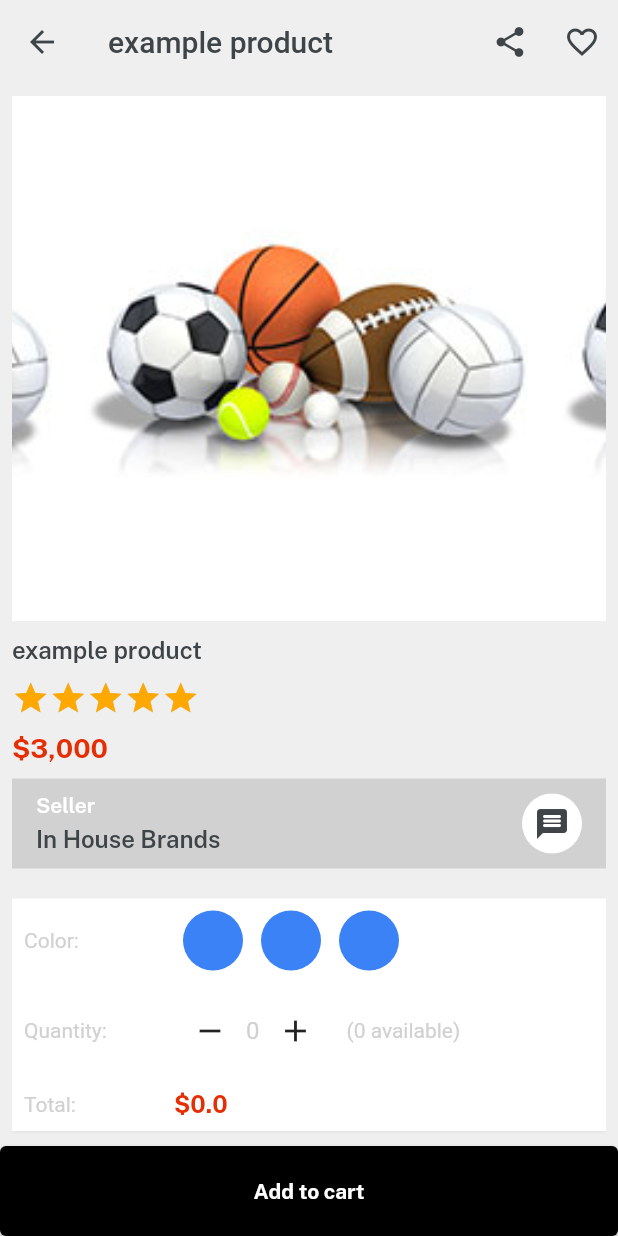
After one commit to Yahya123-hub/SE-Project, a Flutter app: the productDetails screen opened directly, on a phone screen of 412 x 824 dp. The commit adds this screen. Run offline on Flutter 3.47's test engine with Material 2 defaults, Android fonts, the phone set to English and light mode, and no system bars; drawn by our look-alikes of velocity_x; our stand-ins replace get.

Commit message:
Add Product detail screen

```diff
--- a/lib/consts/lists.dart
+++ b/lib/consts/lists.dart
@@ -25,3 +25,6 @@ imgFc5,
 imgFc6,
 imgFc7,
 imgFc8, imgFc9];
+
+const itemDetailButtonsList =
+[video, reviews, privacyPolicy, returnpolicy, supportPolicy];
--- a/lib/consts/strings.dart
+++ b/lib/consts/strings.dart
@@ -43,3 +43,12 @@ sports = "Sports",
 jewelery = "Jewelery",
 cellphone = "Cellphone & Tab",
 furniture = "Furniture";
+
+//product details strings
+const
+video ="Video",
+reviews = "Reviews",
+sellerpolicy = "Seller Policy",
+returnpolicy = "Return Policy",
+supportPolicy = "Support Policy",
+productsYouMayAlsoLike = "Products you may also like";
--- a/lib/main.dart
+++ b/lib/main.dart
@@ -1,6 +1,8 @@
+import 'package:ecommerce_app/consts/consts.dart';
 import 'package:ecommerce_app/views/splash_screen/splash_screen.dart';
 import 'package:flutter/material.dart';
 import 'package:get/get_navigation/src/root/get_material_app.dart';
+import 'package:ecommerce_app/consts/styles.dart';
 
 void main() {
   runApp(const MyApp());
@@ -18,7 +20,14 @@ class MyApp extends StatelessWidget {
       title: 'E-commerce App',
       theme: ThemeData(
         scaffoldBackgroundColor: Colors.transparent,
-        appBarTheme: const AppBarTheme(backgroundColor: Colors.transparent)
+        appBarTheme: const AppBarTheme(
+          iconTheme: IconThemeData(
+            color: darkFontGrey
+          ),
+          backgroundColor: Colors.transparent,
+          elevation: 0.0,
+
+        )
 
 
       ),
--- a/lib/views/categories/category_items.dart
+++ b/lib/views/categories/category_items.dart
@@ -1,6 +1,8 @@
 import 'package:ecommerce_app/consts/consts.dart';
+import 'package:ecommerce_app/views/categories/product_details.dart';
 import 'package:ecommerce_app/widgets/background.dart';
 import 'package:flutter/material.dart';
+import 'package:get/get.dart';
 
 
 class categoryDetails extends StatelessWidget {
@@ -48,7 +50,9 @@ class categoryDetails extends StatelessWidget {
                       10.heightBox,
                       "\$600".text.color(redColor).fontFamily(bold).size(16).make()
                   ],
-                ).box.white.margin(const EdgeInsets.symmetric(horizontal: 4)).roundedSM.outerShadowSm.padding(const EdgeInsets.all(12)).make();
+                ).box.white.margin(const EdgeInsets.symmetric(horizontal: 4)).roundedSM.outerShadowSm.padding(const EdgeInsets.all(12)).make().onTap(() {
+                  Get.to(()=>productDetails(title: "example product"));
+                });
 
               }))
             ],
--- /dev/null
+++ b/lib/views/categories/product_details.dart
@@ -0,0 +1,182 @@
+import 'package:ecommerce_app/consts/colors.dart';
+import 'package:ecommerce_app/consts/consts.dart';
+import 'package:ecommerce_app/consts/lists.dart';
+import 'package:ecommerce_app/widgets/button.dart';
+import 'package:flutter/material.dart';
+
+class productDetails extends StatelessWidget {
+  final String? title;
+  const productDetails({Key? key, required this.title}):super(key:key);
+
+  @override
+  Widget build(BuildContext context) {
+    return Scaffold(
+      backgroundColor: lightGrey,
+      appBar: AppBar(
+        title: title!.text.color(darkFontGrey).make(),
+        actions: [
+          IconButton(onPressed: (){}, icon: const Icon(Icons.share,color: darkFontGrey,)),
+          IconButton(onPressed: (){}, icon: const Icon(Icons.favorite_outline,color: darkFontGrey,)),
+        ],
+      ),
+      body: Column(
+        children: [
+          Expanded(child: Padding(
+            padding: const EdgeInsets.all(8),
+            child: SingleChildScrollView(
+              child: Column(
+                crossAxisAlignment: CrossAxisAlignment.start,
+                children: [
+                  //image swiper
+                  VxSwiper.builder(
+                    autoPlay: true,
+                    height: 350,
+                    aspectRatio: 16/9,
+                    itemCount: 3, itemBuilder: (content,index){
+                    return Image.asset(imgFc5,width : double.infinity,fit: BoxFit.cover);
+                  }),
+
+                  10.heightBox,
+                  title!.text.size(16).color(darkFontGrey).fontFamily(semibold).make(),
+                  10.heightBox,
+
+                  //rating
+                  VxRating(onRatingUpdate: (value){},normalColor: textfieldGrey,selectionColor: golden,count: 5,size: 25,stepInt: true),
+                  10.heightBox,
+                  "\$3,000".text.color(redColor).fontFamily(bold).size(18).make(),
+                  10.heightBox,
+
+                  Row(
+                    children: [
+                      Expanded(
+                        child: Column(
+                          mainAxisAlignment: MainAxisAlignment.center,
+                          crossAxisAlignment: CrossAxisAlignment.start,
+                          children: [
+                            "Seller".text.white.fontFamily(semibold).make(),
+                            5.heightBox,
+                            "In House Brands".text.fontFamily(semibold).color(darkFontGrey).size(16).make(),
+                          ],
+                        )
+                      ),
+                      const CircleAvatar(
+                        backgroundColor: whiteColor,
+                        child: Icon(Icons.message_rounded,color: darkFontGrey,),
+                      )
+                    ],
+                  ).box.height(60).padding(const EdgeInsets.symmetric(horizontal: 16)).color(textfieldGrey).make(),
+
+                  //color section
+                  20.heightBox,
+                  Column(
+                    children: [
+                      Row(
+                        children: [
+                          SizedBox(
+                            width: 100,
+                            child: "Color: ".text.color(textfieldGrey).make(),
+                          ),
+                          Row(
+                            children:
+                              List.generate(3, (index) => VxBox().size(40,40).roundedFull.color(Vx.randomPrimaryColor).margin(const EdgeInsets.symmetric(horizontal: 6)).make()),
+
+                          )
+                        ],
+                      ).box.padding(const EdgeInsets.all(8)).make(),
+
+                      //quantity row
+                      Row(
+                        children: [
+                          SizedBox(
+                            width: 100,
+                            child: "Quantity: ".text.color(textfieldGrey).make(),
+                          ),
+                          Row(
+                            children: [
+                              IconButton(onPressed: (){}, icon: Icon(Icons.remove)),
+                              "0".text.size(16).color(textfieldGrey).make(),
+                              IconButton(onPressed: (){}, icon: Icon(Icons.add)),
+                              10.widthBox,
+                              "(0 available)".text.color(textfieldGrey).make(),
+                            ]
+
+                          )
+                        ],
+                      ).box.padding(const EdgeInsets.all(8)).make(),
+
+                      //total row
+                       Row(
+                        children: [
+                          SizedBox(
+                            width: 100,
+                            child: "Total: ".text.color(textfieldGrey).make(),
+                          ),
+                          "\$0.0".text.color(redColor).size(16).fontFamily(bold).make(),
+                        ],
+                      ).box.padding(const EdgeInsets.all(8)).make(),
+
+
+                    ],
+                  ).box.white.shadowSm.make(),
+
+                  //product description
+                  10.heightBox,
+                  "Description".text.color(darkFontGrey).fontFamily(semibold).make(),
+                  10.heightBox,
+                  "example item and example description".text.color(darkFontGrey).make(),
+
+                  //other options
+                  ListView(
+                    physics: const NeverScrollableScrollPhysics(),
+                    shrinkWrap: true,
+                    children: List.generate(
+                      5, (index) => ListTile(
+                        title: itemDetailButtonsList[index].text.fontFamily(semibold).color(darkFontGrey).make(),
+                        trailing: const Icon(Icons.arrow_forward),
+                      ),
+                      ),
+                  ),
+                  20.heightBox,
+                  productsYouMayAlsoLike.text.fontFamily(bold).size(16).color(darkFontGrey).make(),
+                  10.heightBox,
+                  SingleChildScrollView(
+                    scrollDirection: Axis.horizontal,
+                    child: Row(
+                      children: List.generate(6, (index) => Column(
+                        crossAxisAlignment: CrossAxisAlignment.start,
+                        children: [
+                          Image.asset(
+                            imgP1,
+                            width: 130,
+                            fit: BoxFit.cover,),
+                            10.heightBox,
+                            "laptop 8gb/256gb".text.fontFamily(semibold).color(darkFontGrey).make(),
+                            10.heightBox,
+                            "\$600".text.color(redColor).fontFamily(bold).size(16).make(),
+                            10.heightBox
+                        ],
+                      ).box.white.margin(const EdgeInsets.symmetric(horizontal: 4)).roundedSM.padding(const EdgeInsets.all(8)).make()),
+                    ),
+                  )
+
+                ],
+
+              ),
+            ),
+
+            )),
+          SizedBox(
+            width: double.infinity,
+            height: 60,
+            child: button(
+              color: blackColor,
+              onPress: (){},
+              textColor: whiteColor,
+              title: "Add to cart"
+            ),
+          ),
+        ],
+      ),
+    );
+  }
+}
--- a/lib/views/home/home_screen.dart
+++ b/lib/views/home/home_screen.dart
@@ -132,7 +132,7 @@ class HomeScreen extends StatelessWidget {
                                           children: [
                                             Image.asset(
                                               imgP1,
-                                              width: 150,
+                                              width: 130,
                                               fit: BoxFit.cover,),
                                               10.heightBox,
                                               "laptop 8gb/256gb".text.fontFamily(semibold).color(darkFontGrey).make(),
```
